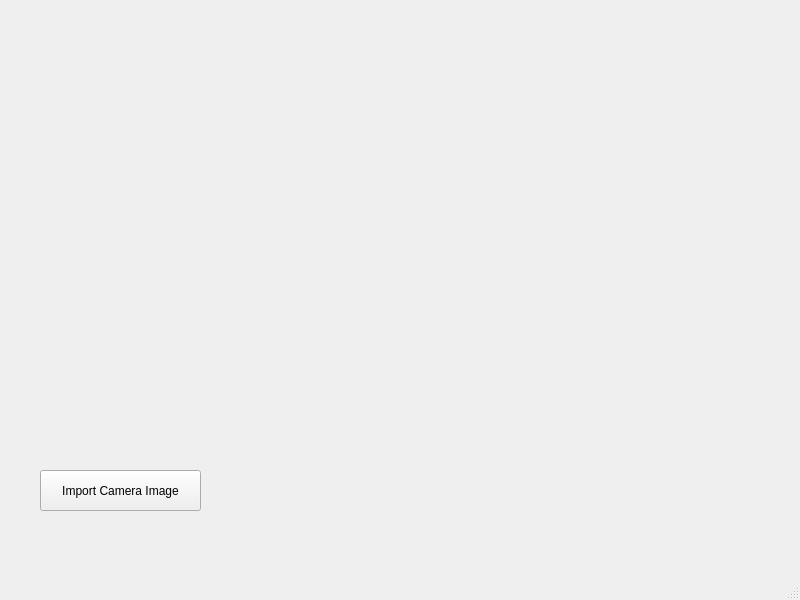
Before: the Qt Designer form appMainWindow.ui in JoeWolf92/DMD-PyCalibration, drawn with Qt 5.
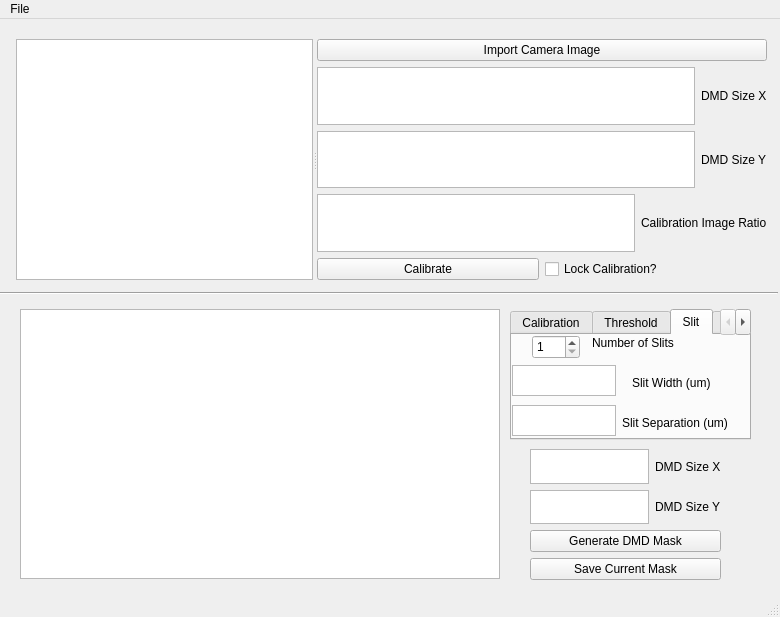
After: the same form once the commit is applied. The open tabs and pages were chosen to show the change.

Commit message: Initial GUI layout and functionality.

```diff
--- a/appMainWindow.ui
+++ b/appMainWindow.ui
@@ -6,26 +6,413 @@
    <rect>
     <x>0</x>
     <y>0</y>
-    <width>800</width>
-    <height>600</height>
+    <width>780</width>
+    <height>617</height>
    </rect>
   </property>
+  <property name="sizePolicy">
+   <sizepolicy hsizetype="Fixed" vsizetype="Fixed">
+    <horstretch>0</horstretch>
+    <verstretch>0</verstretch>
+   </sizepolicy>
+  </property>
   <property name="windowTitle">
    <string>MainWindow</string>
   </property>
   <widget class="QWidget" name="centralwidget">
-   <widget class="QPushButton" name="btn_CamImageImport">
+   <widget class="QGraphicsView" name="view_DMDMaskImage">
     <property name="geometry">
      <rect>
-      <x>40</x>
-      <y>470</y>
-      <width>161</width>
-      <height>41</height>
+      <x>20</x>
+      <y>290</y>
+      <width>480</width>
+      <height>270</height>
      </rect>
     </property>
-    <property name="text">
-     <string>Import Camera Image</string>
+   </widget>
+   <widget class="QTabWidget" name="tab_MaskFunctionality">
+    <property name="geometry">
+     <rect>
+      <x>510</x>
+      <y>290</y>
+      <width>241</width>
+      <height>131</height>
+     </rect>
     </property>
+    <property name="currentIndex">
+     <number>0</number>
+    </property>
+    <widget class="QWidget" name="Calibration">
+     <attribute name="title">
+      <string>Calibration</string>
+     </attribute>
+     <widget class="QPlainTextEdit" name="txt_DMDCalibrationMaskRatio">
+      <property name="geometry">
+       <rect>
+        <x>2</x>
+        <y>12</y>
+        <width>80</width>
+        <height>21</height>
+       </rect>
+      </property>
+     </widget>
+     <widget class="QLabel" name="label_DMDCalibrationMaskRatio">
+      <property name="geometry">
+       <rect>
+        <x>92</x>
+        <y>12</y>
+        <width>141</width>
+        <height>16</height>
+       </rect>
+      </property>
+      <property name="text">
+       <string>Calibration Mask Ratio</string>
+      </property>
+     </widget>
+    </widget>
+    <widget class="QWidget" name="Threshold">
+     <attribute name="title">
+      <string>Threshold</string>
+     </attribute>
+     <widget class="QPlainTextEdit" name="txt_ThresholdLevel">
+      <property name="geometry">
+       <rect>
+        <x>0</x>
+        <y>30</y>
+        <width>104</width>
+        <height>31</height>
+       </rect>
+      </property>
+     </widget>
+     <widget class="QLabel" name="label_ThresholdLevel">
+      <property name="geometry">
+       <rect>
+        <x>120</x>
+        <y>30</y>
+        <width>101</width>
+        <height>20</height>
+       </rect>
+      </property>
+      <property name="text">
+       <string>Threshold Level</string>
+      </property>
+     </widget>
+    </widget>
+    <widget class="QWidget" name="Slit">
+     <attribute name="title">
+      <string>Slit</string>
+     </attribute>
+     <widget class="QSpinBox" name="spinBox_NumberOfSlits">
+      <property name="geometry">
+       <rect>
+        <x>20</x>
+        <y>0</y>
+        <width>48</width>
+        <height>24</height>
+       </rect>
+      </property>
+      <property name="minimum">
+       <number>1</number>
+      </property>
+      <property name="maximum">
+       <number>4</number>
+      </property>
+     </widget>
+     <widget class="QLabel" name="label_NumberOfSlits">
+      <property name="geometry">
+       <rect>
+        <x>80</x>
+        <y>0</y>
+        <width>101</width>
+        <height>16</height>
+       </rect>
+      </property>
+      <property name="text">
+       <string>Number of Slits</string>
+      </property>
+     </widget>
+     <widget class="QPlainTextEdit" name="txt_SlitWidth">
+      <property name="geometry">
+       <rect>
+        <x>0</x>
+        <y>30</y>
+        <width>104</width>
+        <height>31</height>
+       </rect>
+      </property>
+     </widget>
+     <widget class="QPlainTextEdit" name="txt_SlitSeparation">
+      <property name="geometry">
+       <rect>
+        <x>0</x>
+        <y>70</y>
+        <width>104</width>
+        <height>31</height>
+       </rect>
+      </property>
+     </widget>
+     <widget class="QLabel" name="label_SlitWidth">
+      <property name="geometry">
+       <rect>
+        <x>120</x>
+        <y>40</y>
+        <width>91</width>
+        <height>16</height>
+       </rect>
+      </property>
+      <property name="text">
+       <string>Slit Width (um)</string>
+      </property>
+     </widget>
+     <widget class="QLabel" name="label_SlitSeparation">
+      <property name="geometry">
+       <rect>
+        <x>110</x>
+        <y>80</y>
+        <width>121</width>
+        <height>16</height>
+       </rect>
+      </property>
+      <property name="text">
+       <string>Slit Separation (um)</string>
+      </property>
+     </widget>
+    </widget>
+    <widget class="QWidget" name="Pinhole">
+     <attribute name="title">
+      <string>Pinhole</string>
+     </attribute>
+     <widget class="QSpinBox" name="spinBox_NumberOfPinholes">
+      <property name="geometry">
+       <rect>
+        <x>20</x>
+        <y>0</y>
+        <width>48</width>
+        <height>24</height>
+       </rect>
+      </property>
+      <property name="minimum">
+       <number>1</number>
+      </property>
+      <property name="maximum">
+       <number>4</number>
+      </property>
+     </widget>
+     <widget class="QLabel" name="label_NumberOfPinholes">
+      <property name="geometry">
+       <rect>
+        <x>80</x>
+        <y>0</y>
+        <width>121</width>
+        <height>16</height>
+       </rect>
+      </property>
+      <property name="text">
+       <string>Number of Pinholes</string>
+      </property>
+     </widget>
+     <widget class="QLabel" name="label_PinholeRadius">
+      <property name="geometry">
+       <rect>
+        <x>110</x>
+        <y>40</y>
+        <width>121</width>
+        <height>16</height>
+       </rect>
+      </property>
+      <property name="text">
+       <string>Pinhole Radius (um)</string>
+      </property>
+     </widget>
+     <widget class="QPlainTextEdit" name="txt_PinholeRadius">
+      <property name="geometry">
+       <rect>
+        <x>0</x>
+        <y>30</y>
+        <width>104</width>
+        <height>31</height>
+       </rect>
+      </property>
+     </widget>
+     <widget class="QPlainTextEdit" name="txt_PinholePitch">
+      <property name="geometry">
+       <rect>
+        <x>0</x>
+        <y>70</y>
+        <width>104</width>
+        <height>31</height>
+       </rect>
+      </property>
+     </widget>
+     <widget class="QLabel" name="label_PinholePitch">
+      <property name="geometry">
+       <rect>
+        <x>120</x>
+        <y>80</y>
+        <width>111</width>
+        <height>16</height>
+       </rect>
+      </property>
+      <property name="text">
+       <string>Pinhole Pitch (um)</string>
+      </property>
+     </widget>
+    </widget>
+   </widget>
+   <widget class="QWidget" name="">
+    <property name="geometry">
+     <rect>
+      <x>530</x>
+      <y>430</y>
+      <width>191</width>
+      <height>131</height>
+     </rect>
+    </property>
+    <layout class="QVBoxLayout" name="verticalLayout_2">
+     <item>
+      <layout class="QHBoxLayout" name="horizontalLayout_6">
+       <item>
+        <widget class="QPlainTextEdit" name="txt_DMDSizeXMaskGen"/>
+       </item>
+       <item>
+        <widget class="QLabel" name="label_DMDSizeXMaskGen">
+         <property name="text">
+          <string>DMD Size X</string>
+         </property>
+        </widget>
+       </item>
+      </layout>
+     </item>
+     <item>
+      <layout class="QHBoxLayout" name="horizontalLayout_7">
+       <item>
+        <widget class="QPlainTextEdit" name="txt_DMDSizeYMaskGen"/>
+       </item>
+       <item>
+        <widget class="QLabel" name="label_DMDSizeYMaskGen">
+         <property name="text">
+          <string>DMD Size Y</string>
+         </property>
+        </widget>
+       </item>
+      </layout>
+     </item>
+     <item>
+      <widget class="QPushButton" name="btn_DMDMaskGen">
+       <property name="text">
+        <string>Generate DMD Mask</string>
+       </property>
+      </widget>
+     </item>
+     <item>
+      <widget class="QPushButton" name="btn_DMDMaskSave">
+       <property name="text">
+        <string>Save Current Mask</string>
+       </property>
+      </widget>
+     </item>
+    </layout>
+   </widget>
+   <widget class="Line" name="line">
+    <property name="geometry">
+     <rect>
+      <x>-3</x>
+      <y>259</y>
+      <width>781</width>
+      <height>31</height>
+     </rect>
+    </property>
+    <property name="orientation">
+     <enum>Qt::Horizontal</enum>
+    </property>
+   </widget>
+   <widget class="QSplitter" name="splitter">
+    <property name="geometry">
+     <rect>
+      <x>16</x>
+      <y>20</y>
+      <width>751</width>
+      <height>241</height>
+     </rect>
+    </property>
+    <property name="orientation">
+     <enum>Qt::Horizontal</enum>
+    </property>
+    <widget class="QGraphicsView" name="view_CameraImage"/>
+    <widget class="QWidget" name="layoutWidget">
+     <layout class="QVBoxLayout" name="verticalLayout">
+      <property name="spacing">
+       <number>-1</number>
+      </property>
+      <item>
+       <widget class="QPushButton" name="btn_CamImageImport">
+        <property name="text">
+         <string>Import Camera Image</string>
+        </property>
+       </widget>
+      </item>
+      <item>
+       <layout class="QHBoxLayout" name="horizontalLayout_2">
+        <item>
+         <widget class="QPlainTextEdit" name="txt_DMDSizeX"/>
+        </item>
+        <item>
+         <widget class="QLabel" name="label_DMDSizeX">
+          <property name="text">
+           <string>DMD Size X</string>
+          </property>
+         </widget>
+        </item>
+       </layout>
+      </item>
+      <item>
+       <layout class="QHBoxLayout" name="horizontalLayout">
+        <item>
+         <widget class="QPlainTextEdit" name="txt_DMDSizeY"/>
+        </item>
+        <item>
+         <widget class="QLabel" name="label_DMDSizeY">
+          <property name="text">
+           <string>DMD Size Y</string>
+          </property>
+         </widget>
+        </item>
+       </layout>
+      </item>
+      <item>
+       <layout class="QHBoxLayout" name="horizontalLayout_3">
+        <item>
+         <widget class="QPlainTextEdit" name="txt_DMDCalibrationImageRatio"/>
+        </item>
+        <item>
+         <widget class="QLabel" name="label_DMDCalibrationImageRatio">
+          <property name="text">
+           <string>Calibration Image Ratio</string>
+          </property>
+         </widget>
+        </item>
+       </layout>
+      </item>
+      <item>
+       <layout class="QHBoxLayout" name="horizontalLayout_4">
+        <item>
+         <widget class="QPushButton" name="btn_Calibrate">
+          <property name="text">
+           <string>Calibrate</string>
+          </property>
+         </widget>
+        </item>
+        <item>
+         <widget class="QCheckBox" name="cbox_CalibrateCheck">
+          <property name="text">
+           <string>Lock Calibration?</string>
+          </property>
+         </widget>
+        </item>
+       </layout>
+      </item>
+     </layout>
+    </widget>
    </widget>
   </widget>
   <widget class="QMenuBar" name="menubar">
@@ -33,10 +420,18 @@
     <rect>
      <x>0</x>
      <y>0</y>
-     <width>800</width>
+     <width>780</width>
      <height>22</height>
     </rect>
    </property>
+   <widget class="QMenu" name="menuFile">
+    <property name="title">
+     <string>File</string>
+    </property>
+    <addaction name="actionLoad_Calibration"/>
+    <addaction name="actionSave_Calibration"/>
+   </widget>
+   <addaction name="menuFile"/>
   </widget>
   <widget class="QStatusBar" name="statusbar"/>
  </widget>
```
Left out of the diff: 15 changed lines with no effect on the pictures. The commit also changes 3 other files.
